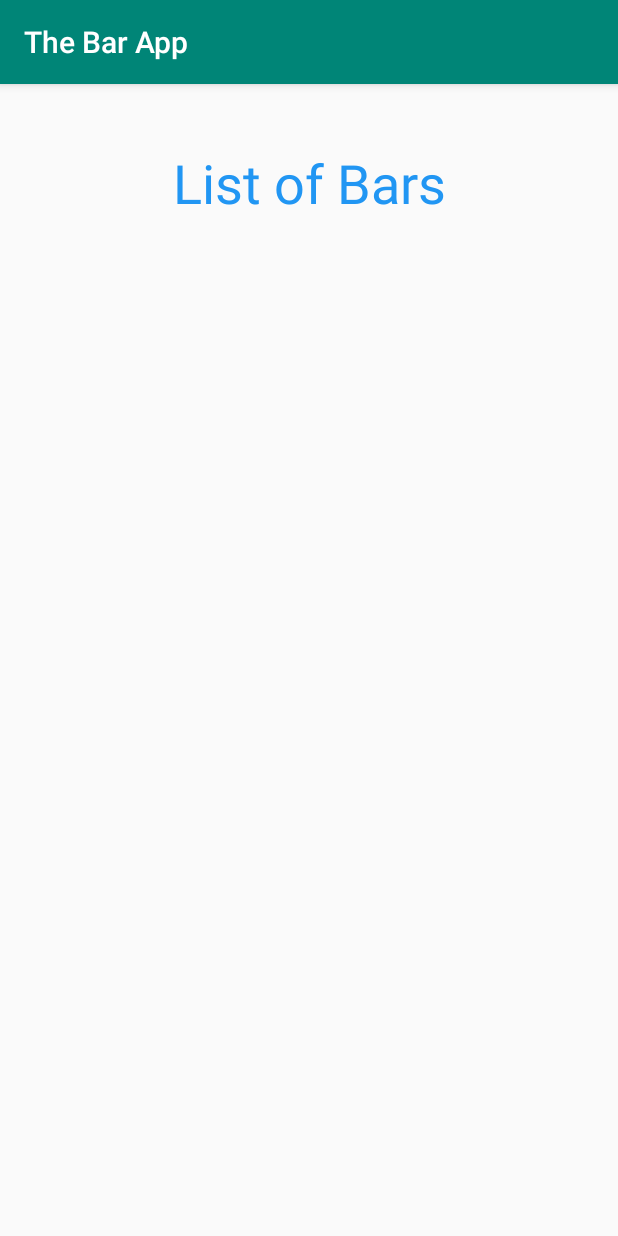
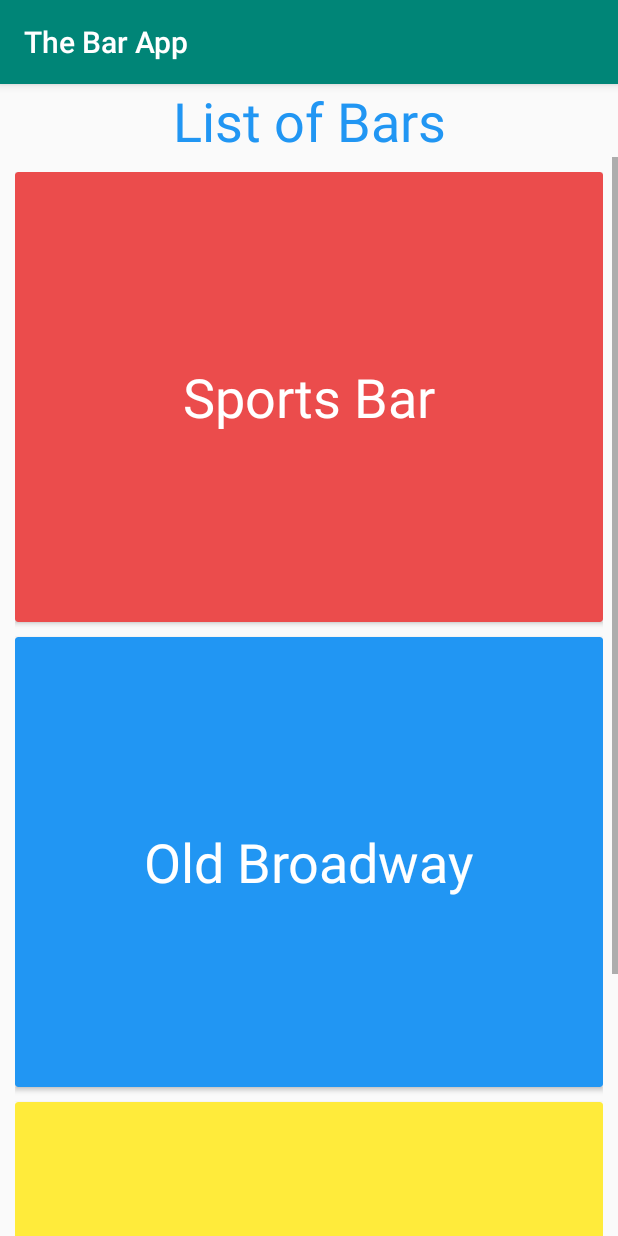
Before and after one commit to keenanlk/TheBarApp1, an Android app: the BarsList screen opened directly, with no data from a screen before it, on a phone screen of 412 x 824 dp. Run offline under Robolectric (Android 15) with nearby library versions, the phone set to English and light mode, and no system bars.

Commit message:
Setup scrolling card views.

```diff
--- a/app/build.gradle
+++ b/app/build.gradle
@@ -27,4 +27,7 @@ dependencies {
     testImplementation 'junit:junit:4.12'
     androidTestImplementation 'androidx.test.ext:junit:1.1.0'
     androidTestImplementation 'androidx.test.espresso:espresso-core:3.1.1'
+    implementation 'com.android.support:cardview-v7:28.0.0'
+    implementation 'com.android.support:recyclerview-v7:28.0.0'
+
 }
--- a/app/src/main/res/layout/activity_bars_list.xml
+++ b/app/src/main/res/layout/activity_bars_list.xml
@@ -1,15 +1,18 @@
 <?xml version="1.0" encoding="utf-8"?>
-<androidx.constraintlayout.widget.ConstraintLayout xmlns:android="http://schemas.android.com/apk/res/android"
+<LinearLayout xmlns:android="http://schemas.android.com/apk/res/android"
     xmlns:app="http://schemas.android.com/apk/res-auto"
     xmlns:tools="http://schemas.android.com/tools"
+    xmlns:card_view="http://schemas.android.com/apk/res-auto"
     android:layout_width="match_parent"
     android:layout_height="match_parent"
+    android:orientation="vertical"
     tools:context=".BarsList">
 
     <TextView
         android:id="@+id/textView2"
-        android:layout_width="wrap_content"
+        android:layout_width="match_parent"
         android:layout_height="wrap_content"
+        android:gravity="center"
         android:text="List of Bars"
         android:textColor="#2196F3"
         android:textSize="36sp"
@@ -17,5 +20,72 @@
         app:layout_constraintEnd_toEndOf="parent"
         app:layout_constraintStart_toStartOf="parent"
         app:layout_constraintTop_toTopOf="parent"
-        app:layout_constraintVertical_bias="0.057" />
-</androidx.constraintlayout.widget.ConstraintLayout>
+        app:layout_constraintVertical_bias="0.036" />
+
+    <ScrollView
+        android:layout_width="match_parent"
+        android:layout_height="match_parent">
+
+        <LinearLayout
+            android:layout_width="match_parent"
+            android:layout_height="wrap_content"
+            android:orientation="vertical"
+            android:padding="10dp">
+
+            <androidx.cardview.widget.CardView
+                android:layout_width="match_parent"
+                android:layout_height="300dp"
+                android:layout_marginBottom="10dp"
+                android:background="#EB4C4C"
+                android:padding="20dp"
+                android:paddingLeft="20dp"
+                android:paddingTop="20dp"
+                android:paddingRight="20dp"
+                app:cardBackgroundColor="#EB4C4C">
+
+                <TextView
+                    android:id="@+id/textView5"
+                    android:layout_width="match_parent"
+                    android:layout_height="match_parent"
+                    android:background="#00FFFFFF"
+                    android:gravity="center"
+                    android:text="Sports Bar"
+                    android:textColor="#FFFFFF"
+                    android:textSize="36sp" />
+            </androidx.cardview.widget.CardView>
+
+            <androidx.cardview.widget.CardView
+                android:layout_width="match_parent"
+                android:layout_height="300dp"
+                app:cardBackgroundColor="#2196F3"
+                android:layout_marginBottom="10dp">
+
+                <TextView
+                    android:id="@+id/textView6"
+                    android:layout_width="match_parent"
+                    android:layout_height="match_parent"
+                    android:gravity="center"
+                    android:text="Old Broadway"
+                    android:textColor="#FFFFFF"
+                    android:textSize="36sp" />
+            </androidx.cardview.widget.CardView>
+
+            <androidx.cardview.widget.CardView
+                android:layout_width="match_parent"
+                android:layout_height="300dp"
+                app:cardBackgroundColor="#FFEB3B"
+                android:layout_marginBottom="10dp">
+
+                <TextView
+                    android:id="@+id/textView7"
+                    android:layout_width="match_parent"
+                    android:layout_height="match_parent"
+                    android:gravity="center"
+                    android:text="Herd and Horns"
+                    android:textColor="#FFFFFF"
+                    android:textSize="36sp" />
+            </androidx.cardview.widget.CardView>
+        </LinearLayout>
+    </ScrollView>
+
+</LinearLayout>
```
